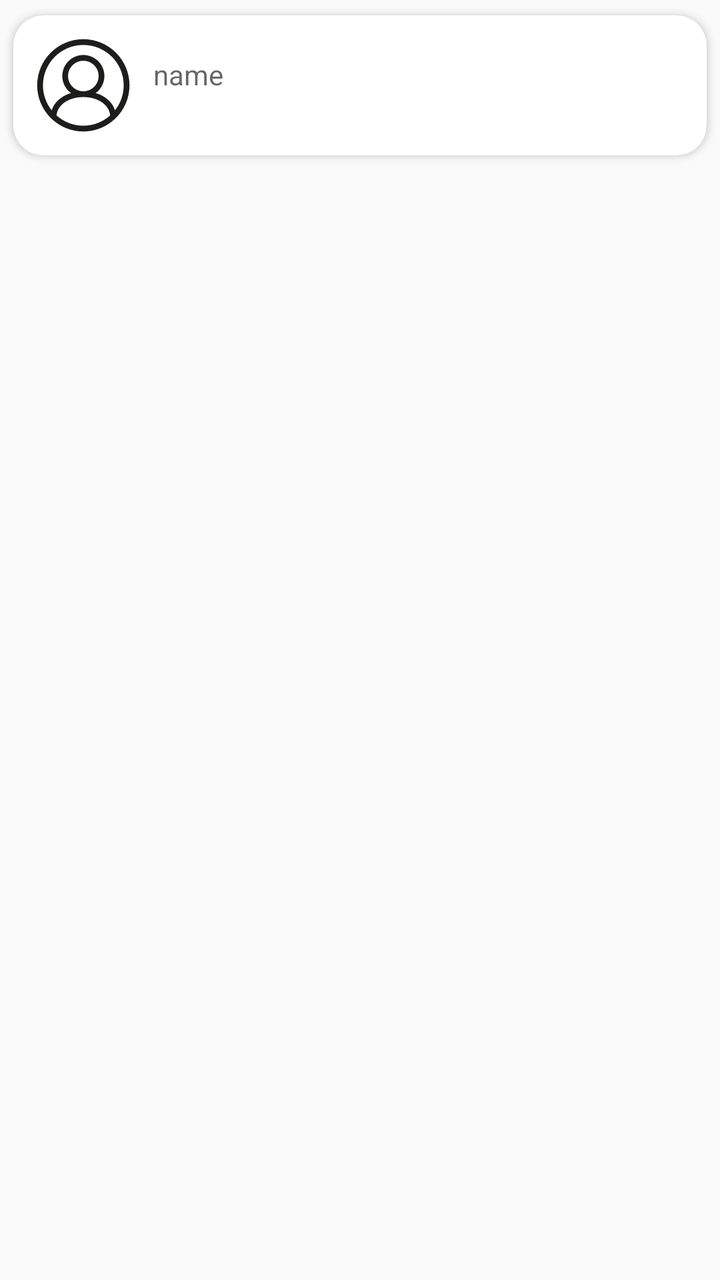
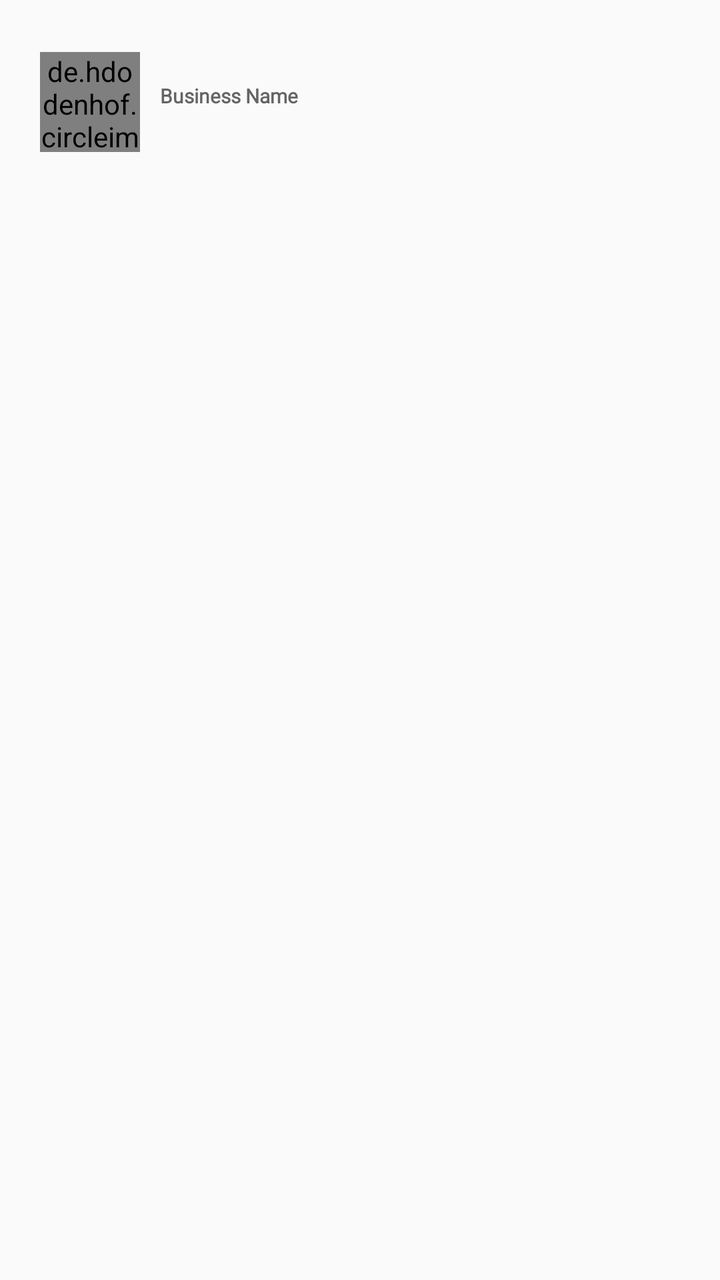

Two renders of the same Android screen: before a commit and after it. Below are the layout's source before the change and the commit's diff.
<!-- AndroidManifest.xml: application theme AppTheme -->
<!-- res/layout/fetch_all_product.xml -->
<?xml version="1.0" encoding="utf-8"?>
<LinearLayout xmlns:android="http://schemas.android.com/apk/res/android"
    xmlns:app="http://schemas.android.com/apk/res-auto"
    android:layout_width="match_parent"
    android:id="@+id/categories_cardview"
    android:layout_marginTop="8sp"
    android:layout_height="wrap_content">

    <androidx.cardview.widget.CardView
        android:id="@+id/card_view"
        android:layout_width="match_parent"
        android:layout_height="wrap_content"
        android:padding="10dp"
        app:cardCornerRadius="15dp"
        app:cardElevation="2dp"
        app:cardUseCompatPadding="true">

        <LinearLayout
            android:layout_width="match_parent"
            android:layout_height="wrap_content"
            android:layout_margin="10dp"
            android:orientation="vertical">

            <LinearLayout
                android:layout_width="match_parent"
                android:orientation="horizontal"
                android:layout_height="wrap_content">
                <ImageView
                    android:layout_width="50sp"
                    android:id="@+id/Categories_image"
                    android:src="@drawable/ic_my_profile"
                    android:layout_height="50sp"/>
                <TextView
                    android:layout_width="match_parent"
                    android:id="@+id/Categories_name"
                    android:hint="name"
                    android:textColor="@android:color/black"
                    android:padding="10sp"

                    android:layout_height="wrap_content"/>
            </LinearLayout>


        </LinearLayout>

    </androidx.cardview.widget.CardView>
</LinearLayout>
<!-- resources referenced by this layout -->
<resources>
  <!-- drawable ic_my_profile (drawable) -->
  <vector xmlns:android="http://schemas.android.com/apk/res/android"
      android:width="26dp"
      android:height="26dp"
      android:viewportWidth="26"
      android:viewportHeight="26">
    <path
        android:pathData="M25,13c0,-6.6167 -5.3828,-12 -12,-12S1,6.3833 1,13c0,3.3836 1.4132,6.4387 3.6736,8.6223c0.0529,0.0689 0.1156,0.1248 0.189,0.1718C7.0038,23.7769 9.8583,25 13,25s5.9962,-1.2231 8.1374,-3.2059c0.0734,-0.0471 0.136,-0.1029 0.189,-0.1718C23.5868,19.4387 25,16.3836 25,13zM13,2.5c5.79,0 10.5,4.7104 10.5,10.5c0,2.455 -0.8533,4.7108 -2.2703,6.5009c-0.6505,-2.0978 -2.5076,-3.7401 -5.0281,-4.4958c1.3736,-0.9941 2.272,-2.6046 2.272,-4.4245c0,-3.0142 -2.4551,-5.4663 -5.4736,-5.4663s-5.4736,2.4521 -5.4736,5.4663c0,1.8199 0.8984,3.4304 2.272,4.4245c-2.5205,0.7557 -4.3776,2.3979 -5.0281,4.4958C3.3533,17.7108 2.5,15.455 2.5,13C2.5,7.2104 7.21,2.5 13,2.5zM9.0264,10.5806c0,-2.187 1.7822,-3.9663 3.9736,-3.9663s3.9736,1.7793 3.9736,3.9663S15.1914,14.5469 13,14.5469S9.0264,12.7676 9.0264,10.5806zM6.0308,20.832C6.2562,18.082 9.1724,16.0469 13,16.0469s6.7438,2.0352 6.9692,4.7851C18.1131,22.4855 15.6757,23.5 13,23.5S7.8869,22.4855 6.0308,20.832z"
        android:fillColor="#1D1D1B"/>
  </vector>
  <style name="AppTheme" parent="Theme.AppCompat.Light.DarkActionBar">
          
          <item name="colorPrimary">@color/colorPrimary</item>
          <item name="colorPrimaryDark">@color/colorPrimaryDark</item>
          <item name="colorAccent">@color/colorAccent</item>
      </style>
  <color name="colorPrimary">#3A9C3A</color>
  <color name="colorPrimaryDark">#3A9C3A</color>
  <color name="colorAccent">#03DAC5</color>
</resources>

<!-- the commit's change to res/layout/fetch_all_product.xml (unified diff, before → after) -->
@@ -2,46 +2,51 @@
 <LinearLayout xmlns:android="http://schemas.android.com/apk/res/android"
     xmlns:app="http://schemas.android.com/apk/res-auto"
     android:layout_width="match_parent"
-    android:id="@+id/categories_cardview"
+    android:id="@+id/card_view"
     android:layout_marginTop="8sp"
     android:layout_height="wrap_content">
-
-    <androidx.cardview.widget.CardView
-        android:id="@+id/card_view"
+    <RelativeLayout
         android:layout_width="match_parent"
-        android:layout_height="wrap_content"
-        android:padding="10dp"
-        app:cardCornerRadius="15dp"
-        app:cardElevation="2dp"
-        app:cardUseCompatPadding="true">
+        android:layout_marginTop="16sp"
+        android:layout_height="wrap_content">
 
         <LinearLayout
-            android:layout_width="match_parent"
+            android:layout_width="wrap_content"
             android:layout_height="wrap_content"
-            android:layout_margin="10dp"
-            android:orientation="vertical">
+            android:layout_marginVertical="10sp"
+            android:orientation="horizontal">
+
+            <de.hdodenhof.circleimageview.CircleImageView
+                android:id="@+id/sub_business_image"
+                android:layout_width="50sp"
+                android:layout_height="50sp"
+                android:layout_marginStart="20sp"
+                app:civ_border_color="@color/colorPrimary"
+                app:civ_border_overlay="true"
+                app:civ_border_width="2sp" />
 
             <LinearLayout
-                android:layout_width="match_parent"
-                android:orientation="horizontal"
-                android:layout_height="wrap_content">
-                <ImageView
-                    android:layout_width="50sp"
-                    android:id="@+id/Categories_image"
-                    android:src="@drawable/ic_my_profile"
-                    android:layout_height="50sp"/>
+                android:layout_width="wrap_content"
+                android:layout_height="wrap_content"
+                android:layout_marginStart="10sp"
+                android:layout_marginTop="15sp"
+                android:orientation="vertical">
+
                 <TextView
-                    android:layout_width="match_parent"
-                    android:id="@+id/Categories_name"
-                    android:hint="name"
-                    android:textColor="@android:color/black"
-                    android:padding="10sp"
+                    android:id="@+id/sub_business_name"
+                    android:layout_width="wrap_content"
+                    android:layout_height="wrap_content"
+                    android:fontFamily="@font/lato"
+                    android:hint="Business Name"
+                    android:textAlignment="center"
+                    android:textColor="@color/colorPrimary"
+                    android:textSize="10sp"
+                    android:textStyle="bold" />
 
-                    android:layout_height="wrap_content"/>
             </LinearLayout>
-
 
         </LinearLayout>
 
-    </androidx.cardview.widget.CardView>
+
+    </RelativeLayout>
 </LinearLayout>
<!-- resource entries referenced after the edit -->
@@ -1,15 +1,5 @@
 <!-- resources referenced by this layout -->
 <resources>
-  <!-- drawable ic_my_profile (drawable) -->
-  <vector xmlns:android="http://schemas.android.com/apk/res/android"
-      android:width="26dp"
-      android:height="26dp"
-      android:viewportWidth="26"
-      android:viewportHeight="26">
-    <path
-        android:pathData="M25,13c0,-6.6167 -5.3828,-12 -12,-12S1,6.3833 1,13c0,3.3836 1.4132,6.4387 3.6736,8.6223c0.0529,0.0689 0.1156,0.1248 0.189,0.1718C7.0038,23.7769 9.8583,25 13,25s5.9962,-1.2231 8.1374,-3.2059c0.0734,-0.0471 0.136,-0.1029 0.189,-0.1718C23.5868,19.4387 25,16.3836 25,13zM13,2.5c5.79,0 10.5,4.7104 10.5,10.5c0,2.455 -0.8533,4.7108 -2.2703,6.5009c-0.6505,-2.0978 -2.5076,-3.7401 -5.0281,-4.4958c1.3736,-0.9941 2.272,-2.6046 2.272,-4.4245c0,-3.0142 -2.4551,-5.4663 -5.4736,-5.4663s-5.4736,2.4521 -5.4736,5.4663c0,1.8199 0.8984,3.4304 2.272,4.4245c-2.5205,0.7557 -4.3776,2.3979 -5.0281,4.4958C3.3533,17.7108 2.5,15.455 2.5,13C2.5,7.2104 7.21,2.5 13,2.5zM9.0264,10.5806c0,-2.187 1.7822,-3.9663 3.9736,-3.9663s3.9736,1.7793 3.9736,3.9663S15.1914,14.5469 13,14.5469S9.0264,12.7676 9.0264,10.5806zM6.0308,20.832C6.2562,18.082 9.1724,16.0469 13,16.0469s6.7438,2.0352 6.9692,4.7851C18.1131,22.4855 15.6757,23.5 13,23.5S7.8869,22.4855 6.0308,20.832z"
-        android:fillColor="#1D1D1B"/>
-  </vector>
   <style name="AppTheme" parent="Theme.AppCompat.Light.DarkActionBar">
           
           <item name="colorPrimary">@color/colorPrimary</item>
